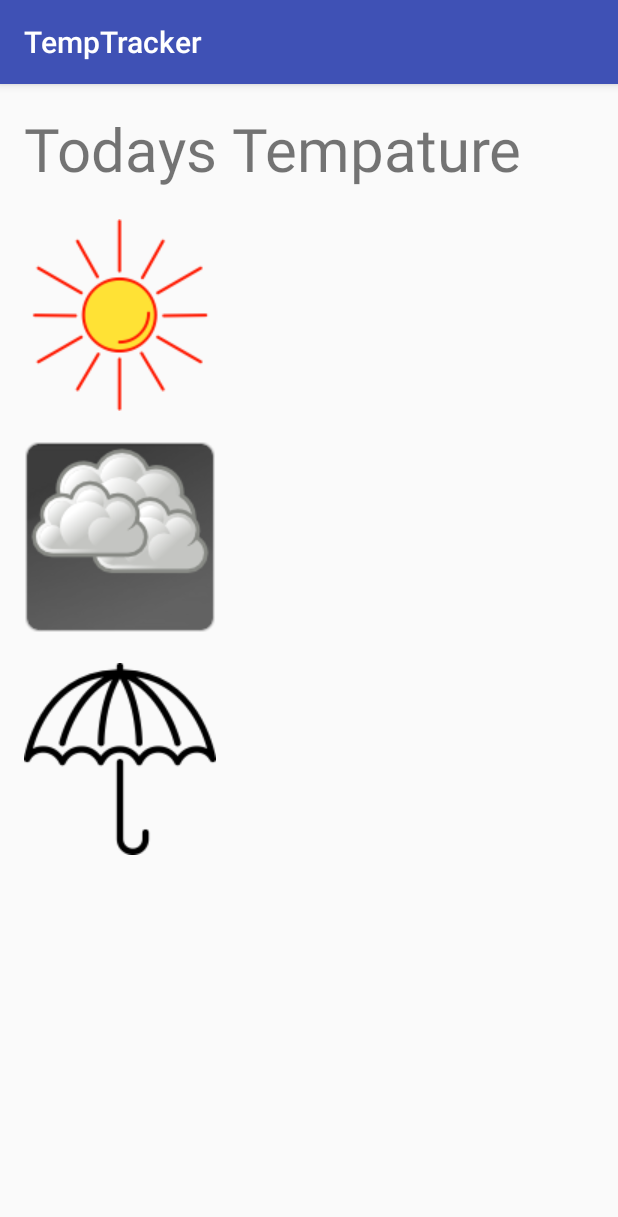
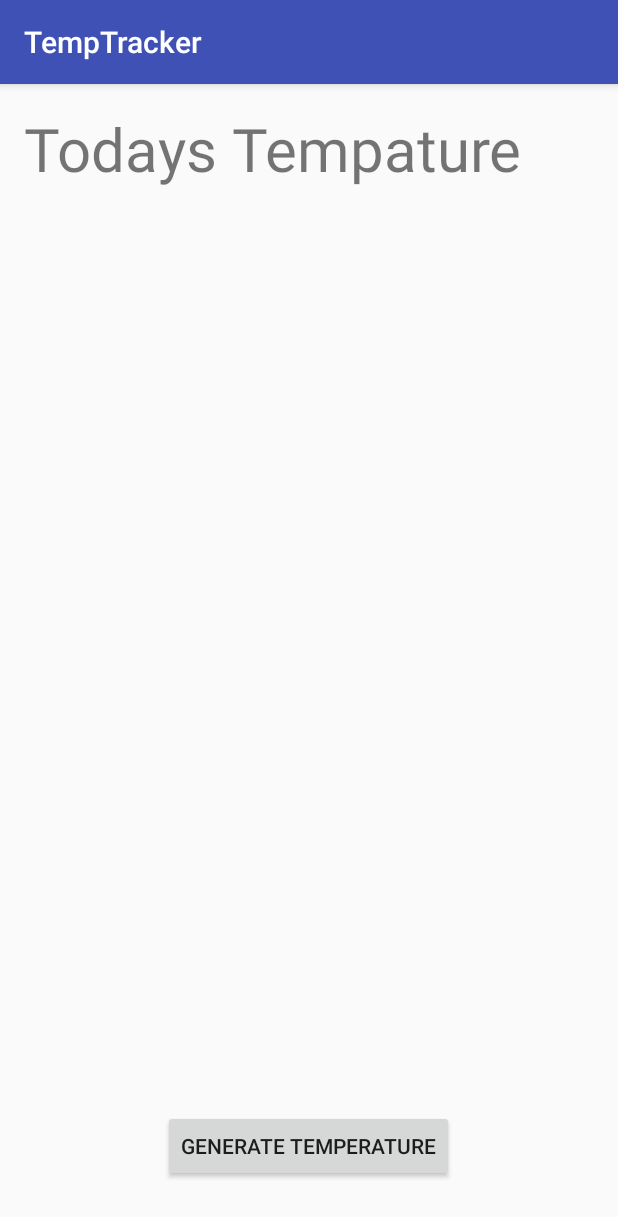
Before and after one commit to advait22/Temperature-sensing-using-Pi-board, an Android app: the WeatherReport screen opened directly, with no data from a screen before it, on a phone screen of 412 x 824 dp. Shown: the top 1217 px of the screen. Run offline under Robolectric (Android 15) with nearby library versions, the phone set to English and light mode, and no system bars.

Commit message:
WeatherReport Broadcast

```diff
--- a/app/src/main/java/com/example/advait/temptracker/WeatherReport.java
+++ b/app/src/main/java/com/example/advait/temptracker/WeatherReport.java
@@ -1,13 +1,39 @@
 package com.example.advait.temptracker;
 
+import android.content.BroadcastReceiver;
+import android.content.Context;
+import android.content.Intent;
+import android.content.IntentFilter;
 import android.support.v7.app.AppCompatActivity;
 import android.os.Bundle;
+import android.view.View;
+import android.widget.TextView;
 
 public class WeatherReport extends AppCompatActivity {
 
+    private TextView alertMessage;
+    private BroadcastReceiver TemperatureBroadcast = new BroadcastReceiver() {
+        @Override
+        public void onReceive(Context context, Intent intent) {
+            String Temperature = intent.getStringExtra("HI");
+            alertMessage.setText(Temperature);
+        }
+    };
     @Override
     protected void onCreate(Bundle savedInstanceState) {
         super.onCreate(savedInstanceState);
         setContentView(R.layout.activity_weather_report);
+        alertMessage = (TextView) findViewById(R.id.alertMessage);
+        registerReceiver(TemperatureBroadcast,new IntentFilter("com.example.advait.temptracker.ACTION_ALERT"));
+    }
+
+    public void generateTemperatureBroadcast(View view){
+            sendAlert("Temperature as of now");
+    }
+
+    private void sendAlert(String Sendtemperature){
+        Intent temperatureIntent = new Intent("com.example.advait.temptracker.ACTION_ALERT");
+        temperatureIntent.putExtra("HI","40");
+        sendBroadcast(temperatureIntent);
     }
 }
--- a/app/src/main/res/layout/activity_configure_server__process.xml
+++ b/app/src/main/res/layout/activity_configure_server__process.xml
@@ -11,5 +11,6 @@
 
     <ProgressBar
         android:layout_width="match_parent"
-        android:layout_height="wrap_content"/>
+        android:layout_height="wrap_content"
+        android:progress="10"/>
 </RelativeLayout>
--- a/app/src/main/res/layout/activity_weather_report.xml
+++ b/app/src/main/res/layout/activity_weather_report.xml
@@ -16,26 +16,24 @@
         android:textSize="40dp"
         android:id="@+id/CurrentTemperature"/>
 
-    <ImageView
-    android:layout_width="wrap_content"
-    android:layout_height="wrap_content"
-    android:src="@drawable/Sunny"
-    android:id="@+id/Sunny"
-    android:layout_below="@id/CurrentTemperature"
-    android:layout_marginTop="20dp"/>
-
-   <ImageView
-       android:layout_width="wrap_content"
-       android:layout_height="wrap_content"
-       android:src="@drawable/cloudy"
-       android:id="@+id/Cloudy"
-       android:layout_below="@id/Sunny"
-       android:layout_marginTop="20dp"/>
-    <ImageView
+    <TextView
+        android:id="@+id/alertMessage"
         android:layout_width="wrap_content"
         android:layout_height="wrap_content"
-        android:src="@drawable/umbrella"
-        android:id="@+id/Rainy"
+        android:layout_centerInParent="true"
         android:layout_marginTop="20dp"
-        android:layout_below="@id/Cloudy"/>
+        android:textSize="50sp"
+        android:textStyle="bold" />
+
+
+
+    <Button
+        android:layout_width="wrap_content"
+        android:layout_height="wrap_content"
+        android:layout_alignParentBottom="true"
+        android:layout_centerInParent="true"
+        android:layout_margin="20dp"
+        android:onClick="generateTemperatureBroadcast"
+        android:text="Generate Temperature" />
+
 </RelativeLayout>
```
Also changed, not shown: app/src/main/res/drawable/Sunny.png (deleted), app/src/main/res/drawable/Thermometer_Snowflake.png (deleted), app/src/main/res/drawable/cloudy.png (deleted), app/src/main/res/drawable/umbrella.png (deleted).
